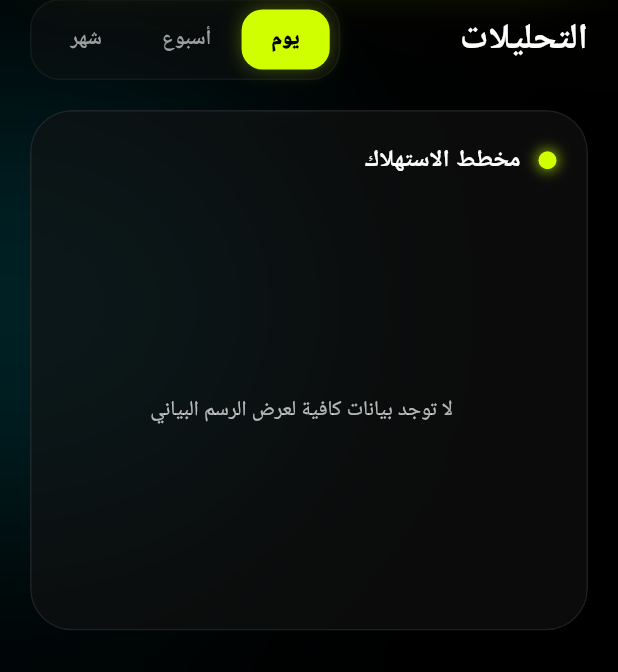
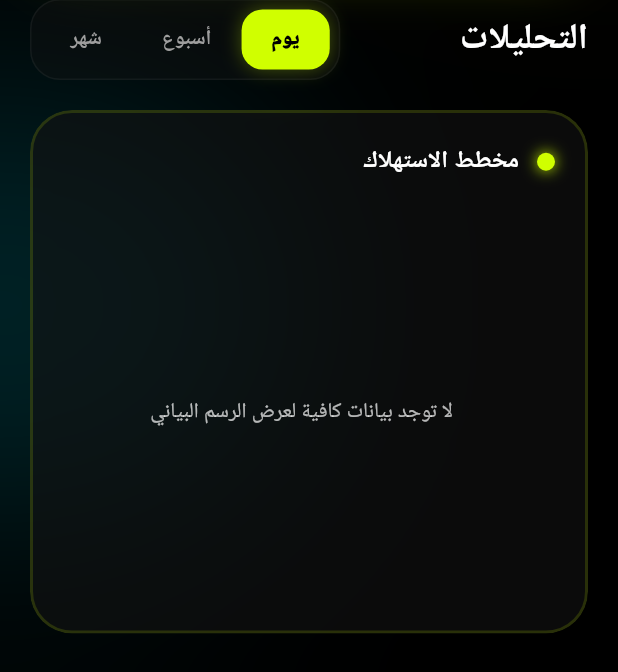
Before and after one commit to Saleh-Gharama/BaytiNet, a Flutter app: the DashboardScreen screen opened directly, on a phone screen of 412 x 824 dp. Shown: the part 556-1228 px from the top of the screen. Run offline on Flutter 3.47's test engine with Material 3 defaults, Android fonts, the phone set to English and light mode, and no system bars; our stand-ins replace fl_chart, sqflite; accounts and stored records are empty; Roboto replaces fonts that are missing (Cairo).

Commit message:
UI/UX overhaul: Apply Movto-inspired aesthetic to dashboard cards
- Increased glass card border thickness to 2.0 with neon accents.
- Added glow effects (BoxShadow) to summary icons for better visual depth.
- Enhanced typography for usage values using Cairo Black (W900) and increased font size.
- Maintained RTL support and dark mode compatibility.

Co-authored-by: Saleh-Gharama <169466561+Saleh-Gharama@users.noreply.github.com>

```diff
--- a/lib/views/dashboard_screen.dart
+++ b/lib/views/dashboard_screen.dart
@@ -349,8 +349,8 @@ class _DashboardScreenState extends State<DashboardScreen> {
             color: Theme.of(context).cardColor.withValues(alpha: 0.6),
             borderRadius: BorderRadius.circular(28),
             border: Border.all(
-              color: Colors.white.withValues(alpha: 0.08),
-              width: 1,
+              color: ThemeProvider.primaryNeon.withValues(alpha: 0.15),
+              width: 2.0,
             ),
           ),
           child: child,
@@ -392,6 +392,13 @@ class _DashboardScreenState extends State<DashboardScreen> {
                   decoration: BoxDecoration(
                     color: color.withValues(alpha: 0.15),
                     borderRadius: BorderRadius.circular(12),
+                    boxShadow: [
+                      BoxShadow(
+                        color: color.withValues(alpha: 0.4),
+                        blurRadius: 12,
+                        spreadRadius: 1,
+                      ),
+                    ],
                   ),
                   child: Icon(icon, color: color, size: 22),
                 ),
@@ -404,7 +411,8 @@ class _DashboardScreenState extends State<DashboardScreen> {
             Text(
               value,
               style: Theme.of(context).textTheme.displayMedium?.copyWith(
-                    fontSize: 22,
+                    fontSize: 24,
+                    fontWeight: FontWeight.w900,
                     letterSpacing: -0.5,
                   ),
             ),
```
